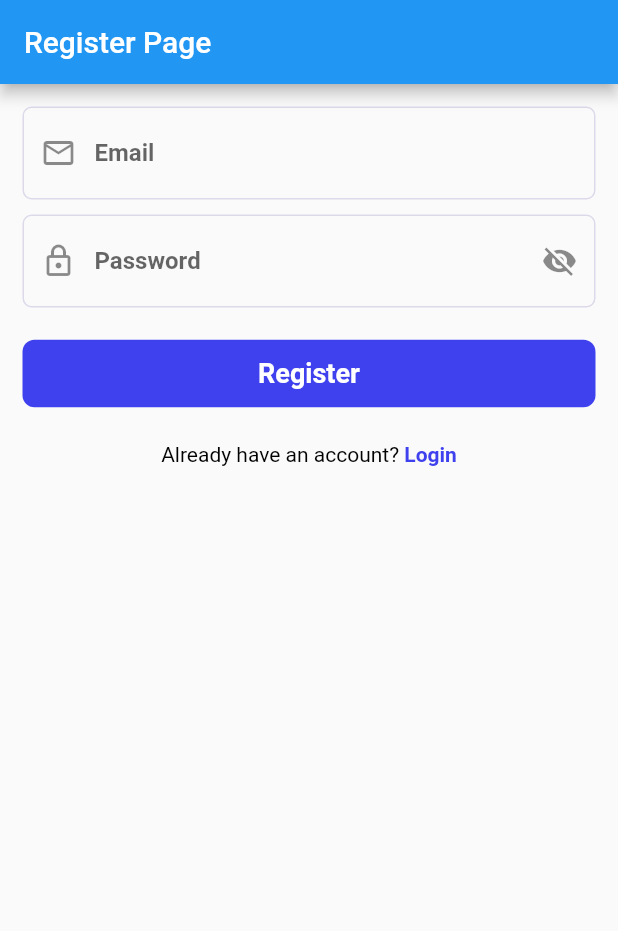
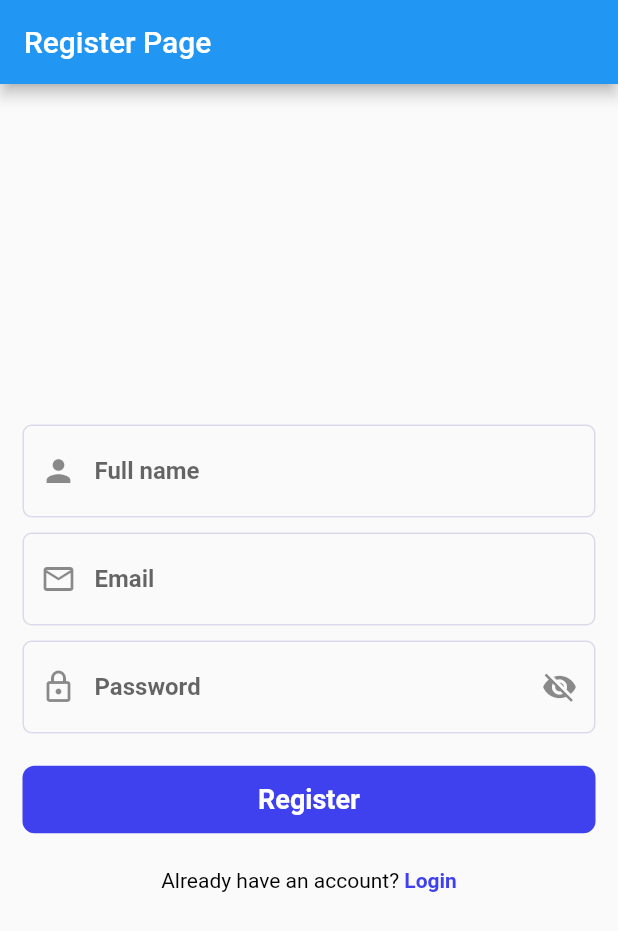
Before and after one commit to Aashish-Dahal/riverpod_skeleton, a Flutter app: the RegisterPage screen opened by its route, on a phone screen of 412 x 824 dp. Shown: the top 931 px of the screen. Run offline on Flutter 3.47's test engine with Material 2 defaults, Android fonts, the phone set to English and light mode, and no system bars; drawn by our look-alikes of flutter_form_builder; our stand-ins replace dartz, easy_localization, firebase_auth, firebase_core, flutter_riverpod, form_builder_validators and 2 more; accounts and stored records are empty; generated files the repository leaves out were written again.

Commit message:
fix: auth provider logic

```diff
--- a/lib/app/pages/auth/register_page.dart
+++ b/lib/app/pages/auth/register_page.dart
@@ -4,11 +4,11 @@ import 'package:flutter_form_builder/flutter_form_builder.dart';
 import 'package:flutter_riverpod/flutter_riverpod.dart';
 import 'package:form_builder_validators/form_builder_validators.dart';
 import 'package:go_router/go_router.dart';
-import 'package:riverpod_skeleton/app/providers/auth/auth_provider.dart';
+import 'package:riverpod_skeleton/app/core/utils/snack_bar.dart';
 import 'package:riverpod_skeleton/app/widgets/atoms/button.dart';
 import 'package:riverpod_skeleton/app/widgets/atoms/input_field.dart';
-
 import '../../core/utils/app_colors.dart';
+import '../../providers/auth/auth_provider.dart';
 
 class RegisterPage extends StatelessWidget {
   const RegisterPage({super.key});
@@ -16,17 +16,29 @@ class RegisterPage extends StatelessWidget {
   @override
   Widget build(BuildContext context) {
     final formKey1 = GlobalKey<FormBuilderState>();
-
     return Scaffold(
         appBar: AppBar(
           title: const Text('Register Page'),
         ),
-        body: SingleChildScrollView(
+        body: Center(
+          child: SingleChildScrollView(
             padding: const EdgeInsets.symmetric(horizontal: 15, vertical: 15),
             child: FormBuilder(
               key: formKey1,
               child: Column(
                 children: [
+                  InputField(
+                    name: 'name',
+                    prefixIcon: const Icon(Icons.person),
+                    label: const Text('Full name'),
+                    hintText: 'Enter name',
+                    validator: FormBuilderValidators.compose([
+                      FormBuilderValidators.required(),
+                    ]),
+                  ),
+                  const SizedBox(
+                    height: 10,
+                  ),
                   InputField(
                     name: 'email',
                     prefixIcon: const Icon(Icons.email_outlined),
@@ -54,20 +66,35 @@ class RegisterPage extends StatelessWidget {
                     height: 20,
                   ),
                   Consumer(
-                  builder: (context, ref, child) {
+                    builder: (_, ref, child) {
+                      ref.listen(
+                        registerNotifierProvider,
+                        (prev, next) {
+                          next.maybeWhen(
+                            orElse: () => null,
+                            authenticated: (user) {
+                              showSuccess(
+                                  message: "User Successfully Registered");
+                            },
+                            unauthenticated: (message) {
+                              showError(
+                                message: message,
+                              );
+                            },
+                          );
+                        },
+                      );
                       return Button(
-                      disabled: ref
-                          .watch(authNotifierProvider)
-                          .maybeWhen(orElse: () => false, loading: () => true),
-                      loading: ref
-                          .watch(authNotifierProvider)
-                          .maybeWhen(orElse: () => false, loading: () => true),
+                        disabled: ref.watch(registerNotifierProvider).maybeWhen(
+                            orElse: () => false, loading: () => true),
+                        loading: ref.watch(registerNotifierProvider).maybeWhen(
+                            orElse: () => false, loading: () => true),
                         label: 'Register',
                         onPressed: () {
                           if (formKey1.currentState!.validate()) {
                             formKey1.currentState!.save();
                             ref
-                              .read(authNotifierProvider.notifier)
+                                .read(registerNotifierProvider.notifier)
                                 .firebaseRegister(formKey1.currentState!.value);
                           }
                         },
@@ -94,6 +121,7 @@ class RegisterPage extends StatelessWidget {
                 ],
               ),
             ),
+          ),
         ));
   }
 }
--- a/lib/app/providers/auth/auth_provider.dart
+++ b/lib/app/providers/auth/auth_provider.dart
@@ -2,13 +2,16 @@ import 'package:flutter_riverpod/flutter_riverpod.dart';
 import 'package:riverpod_skeleton/app/providers/auth/state/index.dart';
 import 'package:riverpod_skeleton/app/services/auth/index.dart';
 
-final authNotifierProvider =
-    StateNotifierProvider<AuthNotifierProvider, AuthenticationState>(
-        (ref) => AuthNotifierProvider(ref));
+final loginNotifierProvider = StateNotifierProvider.autoDispose<
+    LoginNotifierProvider,
+    AuthenticationState>((ref) => LoginNotifierProvider(ref));
+final registerNotifierProvider = StateNotifierProvider.autoDispose<
+    RegisterNotifierProvider,
+    AuthenticationState>((ref) => RegisterNotifierProvider(ref));
 
-class AuthNotifierProvider extends StateNotifier<AuthenticationState> {
+class LoginNotifierProvider extends StateNotifier<AuthenticationState> {
   final Ref _ref;
-  AuthNotifierProvider(this._ref) : super(const AuthenticationState.initial());
+  LoginNotifierProvider(this._ref) : super(const AuthenticationState.initial());
 
   Future<void> firebaseLogin(Map<String, dynamic>? data) async {
     state = const AuthenticationState.loading();
@@ -17,6 +20,12 @@ class AuthNotifierProvider extends StateNotifier<AuthenticationState> {
         (error) => AuthenticationState.unauthenticated(message: error),
         (res) => AuthenticationState.authenticated(user: res!));
   }
+}
+
+class RegisterNotifierProvider extends StateNotifier<AuthenticationState> {
+  final Ref _ref;
+  RegisterNotifierProvider(this._ref)
+      : super(const AuthenticationState.initial());
 
   Future<void> firebaseRegister(Map<String, dynamic>? data) async {
     state = const AuthenticationState.loading();
--- a/lib/app/services/auth/index.dart
+++ b/lib/app/services/auth/index.dart
@@ -41,7 +41,6 @@ class AuthService {
               email: data!['email'], password: data['password']);
       return right(response.user!);
     } on FirebaseException catch (e) {
-      print(e.code);
       return left(e.message ?? 'Register failed');
     }
   }
```
Also changed, not shown: lib/app/pages/auth/login_page.dart (+19 -17 lines). Lines whose indentation alone changed are shown as unchanged.
